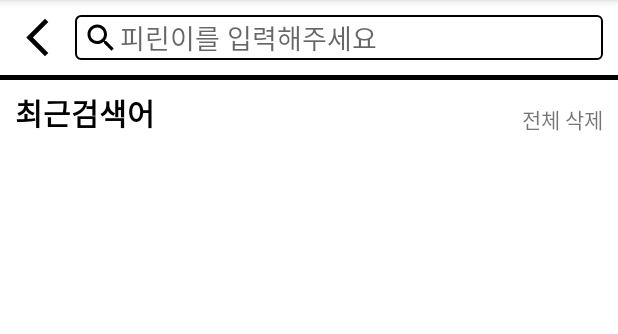
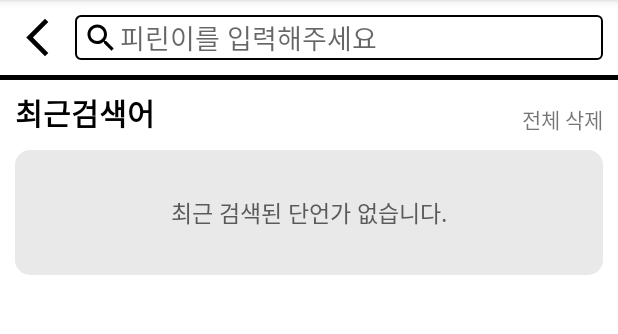
Before and after one commit to yoonchanchoi/FIFA, an Android app: the SearchSubActivity screen opened directly, with no data from a screen before it, on a phone screen of 412 x 824 dp, the part 84-418 px from its top. Run offline under Robolectric (Android 15) with nearby library versions, the phone set to English and light mode, and no system bars; our stand-ins replace Dagger/Hilt's generated code, RxJava.

Commit message:
최근검색 item 기능 구현중

```diff
--- /dev/null
+++ b/app/src/main/res/drawable/shape_no_receht_search_bg.xml
@@ -0,0 +1,5 @@
+<?xml version="1.0" encoding="utf-8"?>
+<shape xmlns:android="http://schemas.android.com/apk/res/android">
+    <corners android:radius="10dp"/>
+    <solid android:color="@color/clr_E9E9E9"/>
+</shape>
--- a/app/src/main/res/layout/activity_search_sub.xml
+++ b/app/src/main/res/layout/activity_search_sub.xml
@@ -97,5 +97,20 @@
         app:layout_constraintEnd_toEndOf="parent"
         app:layout_constraintStart_toStartOf="parent"
         app:layout_constraintTop_toBottomOf="@id/tv_recent_title" />
-
+    <TextView
+        android:id="@+id/tv_no_recent_search"
+        android:layout_width="match_parent"
+        android:layout_height="wrap_content"
+        android:layout_marginTop="10dp"
+        android:layout_marginStart="10dp"
+        android:layout_marginEnd="10dp"
+        android:gravity="center"
+        android:padding="30dp"
+        android:background="@drawable/shape_no_receht_search_bg"
+        android:textSize="15dp"
+        android:textColor="@color/clr_5A5A5A"
+        android:text="최근 검색된 단언가 없습니다."
+        app:layout_constraintStart_toStartOf="parent"
+        app:layout_constraintEnd_toEndOf="parent"
+        app:layout_constraintTop_toBottomOf="@id/tv_recent_title"/>
 </androidx.constraintlayout.widget.ConstraintLayout>
--- a/app/src/main/res/values/colors.xml
+++ b/app/src/main/res/values/colors.xml
@@ -9,5 +9,6 @@
     <color name="white">#FFFFFFFF</color>
     <color name="clr_5A5A5A">#5A5A5A</color>
     <color name="clr_4CAF50">#4CAF50</color>
+    <color name="clr_E9E9E9">#E9E9E9</color>
 
 </resources>
```
